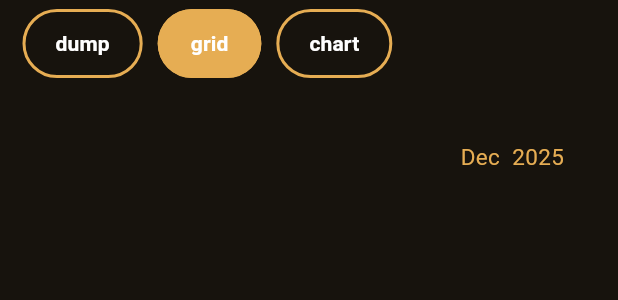
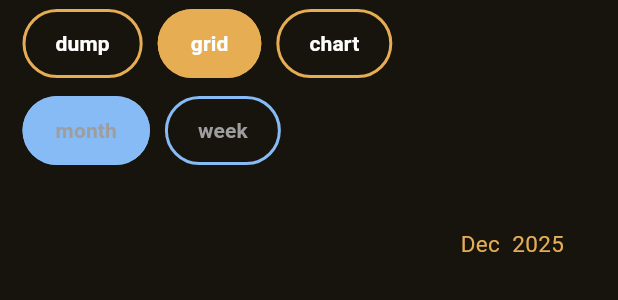
Before and after one commit to javiDev8/logbloc, a Flutter app: the TimeStats widget shown alone on an empty page, opened directly with empty values, after a tap on "dump", after a tap on "grid", on a phone screen of 412 x 824 dp. Shown: the top 300 px of the screen. Run offline on Flutter 3.47's test engine with Material 3 defaults, Android fonts, the phone set to English and light mode, and no system bars; our stand-ins replace fl_chart, flutter_colorpicker, flutter_local_notifications, flutter_localization, flutter_material_design_icons, flutter_timezone and 8 more; missing offline and left inert: record, restart_app, workmanager; accounts and stored records are empty; statements that could not run were skipped.

Commit message:
ft stats linked on main stats

```diff
--- a/lib/screens/models/model_screen/feature_stats_screen.dart
+++ b/lib/screens/models/model_screen/feature_stats_screen.dart
@@ -19,8 +19,8 @@ class FeatureStatsScreen extends StatelessWidget {
       appBar: wrapBar(
         backable: true,
         children: [
+          Icon(featureSwitch(parseType: 'icon', ftType: mFt.type)),
           SizedBox(width: 250, child: Txt('${model.name} / ${mFt.title}')),
-          Icon(featureSwitch(parseType: 'icon', ftType: mFt.type)),
         ],
       ),
       body: Swimmer<Map<String, Rec>?>(
--- a/lib/widgets/design/monthly_chart.dart
+++ b/lib/widgets/design/monthly_chart.dart
@@ -31,7 +31,7 @@ class MonthlyChart extends StatelessWidget {
     final dump = opts.mode == 'dump';
 
     return SizedBox(
-      height: dump ? 595 : 450,
+      height: 400,
       child: PageView.builder(
         controller: pageController,
         itemBuilder: (context, index) {
@@ -217,7 +217,7 @@ class MonthlyChart extends StatelessWidget {
                   )
                 else
                   SizedBox(
-                    height: 350,
+                    height: 300,
                     child: GridChart(
                       firstDayOfMonth: firstDayOfMonth,
                       opts: opts,
--- a/lib/widgets/design/weekly_chart.dart
+++ b/lib/widgets/design/weekly_chart.dart
@@ -40,7 +40,7 @@ class WeeklyChart extends StatelessWidget {
     final bool? integer = opts.integer;
 
     return SizedBox(
-      height: opts.mode == 'dump' ? 595 : 450,
+      height: 400,
       child: PageView.builder(
         controller: pageController,
         onPageChanged: (index) {},
--- a/lib/widgets/time_stats.dart
+++ b/lib/widgets/time_stats.dart
@@ -1,13 +1,19 @@
 import 'package:flutter/material.dart';
 import 'package:logbloc/features/feature_class.dart';
+import 'package:logbloc/features/feature_switch.dart';
+import 'package:logbloc/pools/models/model_edit_pool.dart';
+import 'package:logbloc/screens/models/model_screen/feature_stats_screen.dart';
+import 'package:logbloc/utils/nav.dart';
 import 'package:logbloc/widgets/design/button.dart';
 import 'package:logbloc/widgets/design/dropdown.dart';
 import 'package:logbloc/widgets/design/monthly_chart.dart';
+import 'package:logbloc/widgets/design/section_divider.dart';
 import 'package:logbloc/widgets/design/weekly_chart.dart';
 
 class TimeStats extends StatelessWidget {
   final ChartOpts chartOpts;
   final Map<String, double Function(Map<String, dynamic>)> showOptions;
+
   const TimeStats({
     super.key,
     required this.chartOpts,
@@ -23,7 +29,8 @@ class TimeStats extends StatelessWidget {
       builder: (context, setState) {
         chartOpts.mode = mode;
         if (mode == 'grid') timeLapse = 'month';
-        return Column(
+        return SingleChildScrollView(
+          child: Column(
             children: [
               Padding(
                 padding: EdgeInsetsGeometry.symmetric(horizontal: 10),
@@ -40,13 +47,13 @@ class TimeStats extends StatelessWidget {
                       .toList(),
                 ),
               ),
-            if (mode != 'grid')
               Padding(
                 padding: EdgeInsetsGeometry.symmetric(horizontal: 10),
                 child: Row(
                   children: ['month', 'week']
                       .map<Widget>(
                         (p) => Button(
+                          disabled: mode == 'grid',
                           p,
                           variant: 2,
                           filled: p == timeLapse,
@@ -114,7 +121,22 @@ class TimeStats extends StatelessWidget {
                 WeeklyChart(opts: chartOpts)
               else if (timeLapse == 'month')
                 MonthlyChart(opts: chartOpts),
+
+              if (!chartOpts.isFt) ...[
+                SectionDivider(string: 'Feature records'),
+                ...modelEditPool.data.features.values.map(
+                  (ft) => ListTile(
+                    onTap: () =>
+                        navPush(screen: FeatureStatsScreen(ftKey: ft.key)),
+                    title: Text(ft.title),
+                    leading: Icon(
+                      featureSwitch(parseType: 'icon', ftType: ft.type),
+                    ),
+                  ),
+                ),
               ],
+            ],
+          ),
         );
       },
     );
```
Lines whose indentation alone changed are shown as unchanged.
